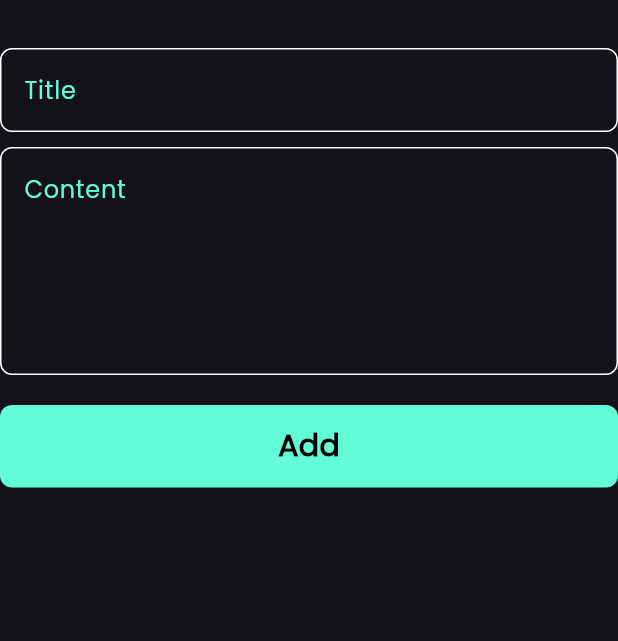
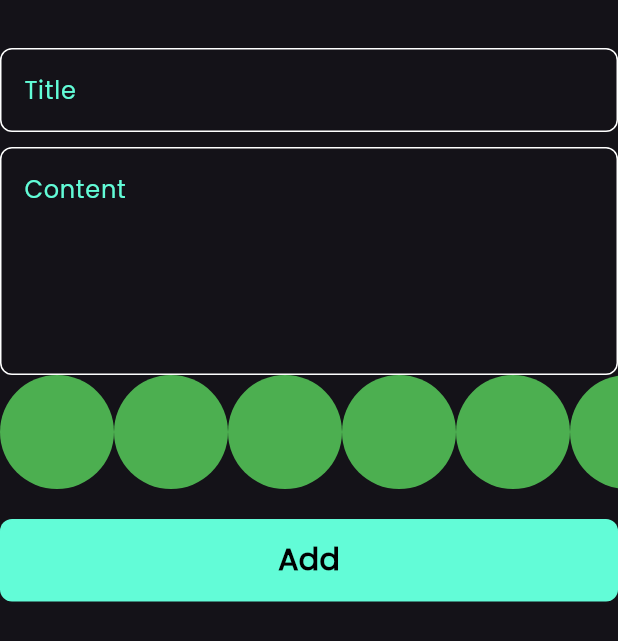
Before and after one commit to reemahmad23/notes_app, a Flutter app: the AddNoteForm widget shown alone on an empty page, opened directly, on a phone screen of 412 x 824 dp. Shown: the top 641 px of the screen. Run offline on Flutter 3.47's test engine with Material 3 defaults, Android fonts, the phone set to English and light mode, and no system bars; our stand-ins replace flutter_bloc, hive, hive_flutter, modal_progress_hud_nsn; accounts and stored records are empty.

Commit message:
create colors list view part one

```diff
--- a/lib/widgets/add_note_form.dart
+++ b/lib/widgets/add_note_form.dart
@@ -1,6 +1,8 @@
 import 'package:app_notes/cubits/add_notes_cubit/add_notes_cubit.dart';
 import 'package:app_notes/cubits/add_notes_cubit/add_notes_state.dart';
 import 'package:app_notes/models/note_model.dart';
+import 'package:app_notes/widgets/color_item.dart';
+import 'package:app_notes/widgets/colors_list_view.dart';
 import 'package:app_notes/widgets/custom_button.dart';
 import 'package:app_notes/widgets/custom_text_field.dart';
 import 'package:flutter/material.dart';
@@ -46,9 +48,11 @@
             hintText: 'Content',
             maxLines: 5,
           ),
+          ColorsListView(),
           SizedBox(
             height: 20,
           ),
+
           BlocBuilder<AddNotesCubit, AddNotesState>(
             builder: (context, state) {
             return CustomButton(
--- /dev/null
+++ b/lib/widgets/color_item.dart
@@ -0,0 +1,13 @@
+import 'package:flutter/material.dart';
+
+class ColorItem extends StatelessWidget {
+  const ColorItem({super.key});
+
+  @override
+  Widget build(BuildContext context) {
+    return CircleAvatar(
+      radius: 38,
+      backgroundColor: Colors.green,
+    );
+  }
+}
--- /dev/null
+++ b/lib/widgets/colors_list_view.dart
@@ -0,0 +1,20 @@
+import 'package:app_notes/widgets/color_item.dart';
+import 'package:flutter/material.dart';
+
+class ColorsListView extends StatelessWidget {
+  const ColorsListView({super.key});
+
+  @override
+  Widget build(BuildContext context) {
+    return SizedBox(
+      height: 76,
+      child: ListView.builder(
+        itemCount: 10,
+        scrollDirection: Axis.horizontal,
+        itemBuilder: (context, index) {
+          return ColorItem();
+        }
+      ),
+    );
+  }
+}
```
